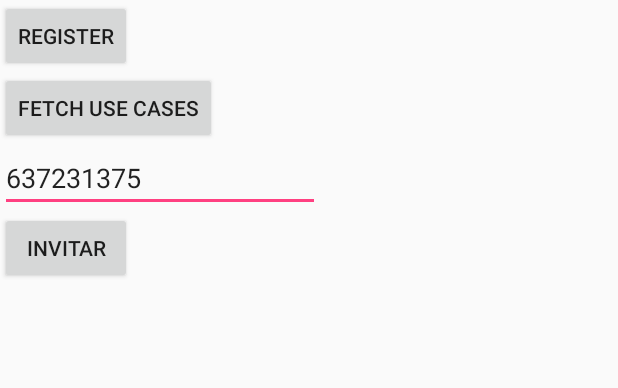
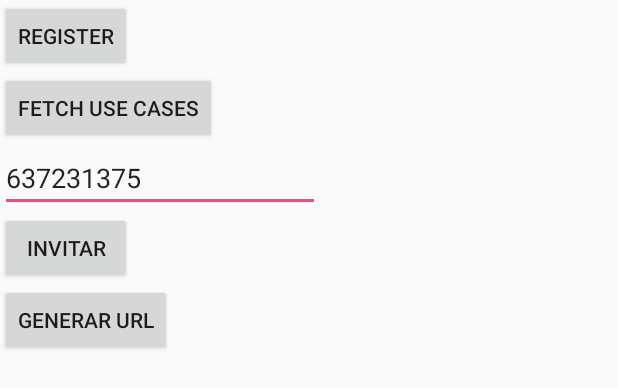
Before and after one commit to okode/sightcall, an Android app: the layout activity_main.xml on its own in the app's theme, with its tools: preview values and no code run, on a phone screen of 412 x 824 dp. Shown: the top 388 px of the screen. Run offline under Robolectric (Android 15) with nearby library versions, the phone set to English and light mode, and no system bars.

Commit message:
Bumped Sight Call SDK to 3.2.0 and implemented URL generation to start a call using it

```diff
--- a/android/SightCallDemo/app/src/main/res/layout/activity_main.xml
+++ b/android/SightCallDemo/app/src/main/res/layout/activity_main.xml
@@ -52,6 +52,16 @@
             tools:layout_editor_absoluteX="-14dp"
             tools:layout_editor_absoluteY="16dp" />
 
+        <Button
+            android:id="@+id/button4"
+            android:layout_width="wrap_content"
+            android:layout_height="wrap_content"
+            android:layout_weight="1"
+            android:onClick="generateURL"
+            android:text="Generar URL"
+            tools:layout_editor_absoluteX="-14dp"
+            tools:layout_editor_absoluteY="16dp" />
+
     </LinearLayout>
 
 </android.support.constraint.ConstraintLayout>
```
Also changed, not shown: android/SightCallDemo/app/build.gradle (+5 -5 lines), android/SightCallDemo/app/src/main/java/com/okode/sightcalldemo/MainActivity.java (+24 -1 lines).
